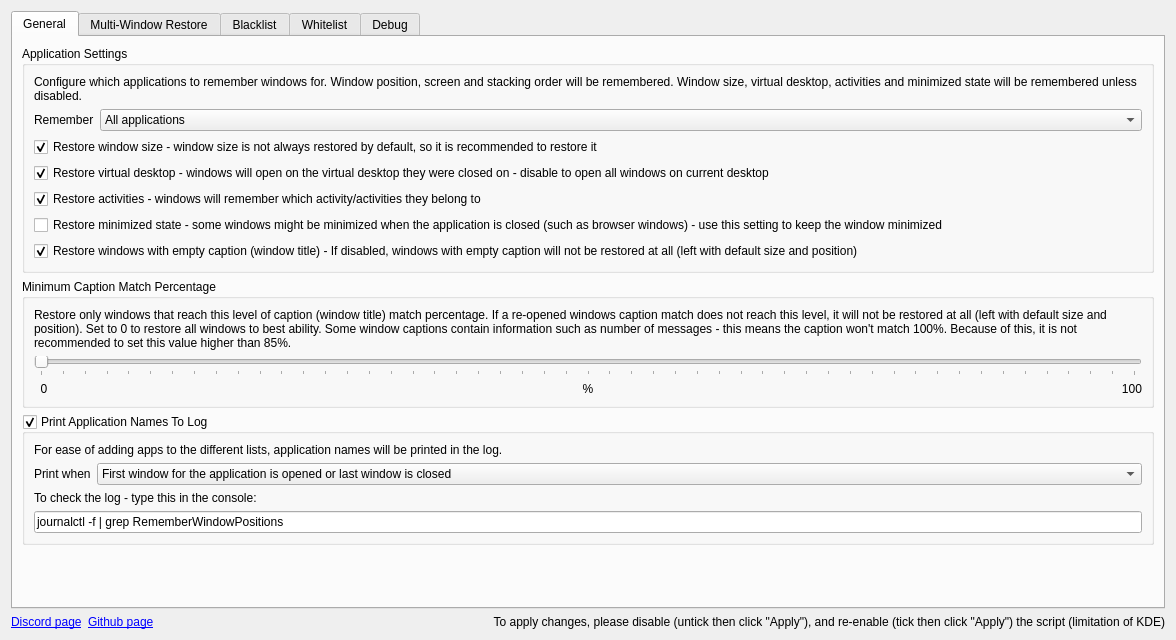
The window that src/contents/ui/config.ui (rxappdev/RememberWindowPositions) describes before a commit, drawn with Qt 5.
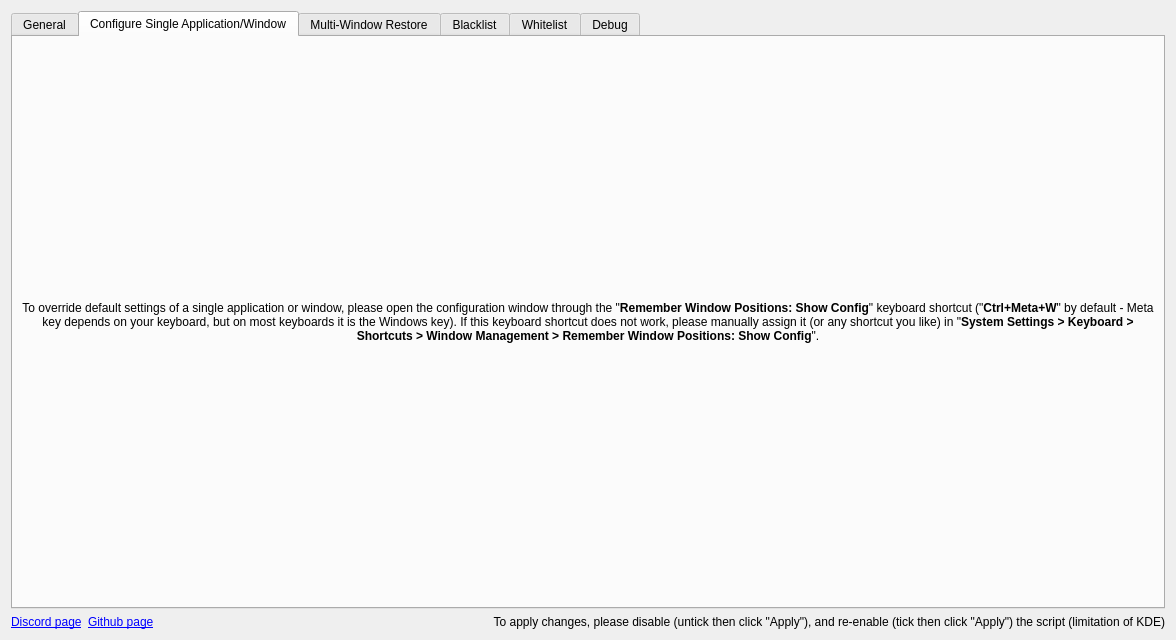
The same window after the commit. The open tabs and pages were chosen to show the change. Icons and pictures are not drawn.

Commit message:
Added single app/window configuration override
* Applications or windows can now be configured one by one.
* Some minor bug fixes and tweaks

What changed in the file:
```diff
--- a/src/contents/ui/config.ui
+++ b/src/contents/ui/config.ui
@@ -302,6 +302,35 @@
       <zorder>groupBox_minimumCaptionMatch</zorder>
       <zorder>kcfg_printApplicationNameToLog</zorder>
      </widget>
+     <widget class="QWidget" name="tab">
+      <attribute name="icon">
+       <iconset theme="emblem-important"/>
+      </attribute>
+      <attribute name="title">
+       <string>Configure Single Application/Window</string>
+      </attribute>
+      <layout class="QVBoxLayout" name="verticalLayout_6">
+       <item>
+        <widget class="QLabel" name="label_perAppInformation">
+         <property name="sizePolicy">
+          <sizepolicy hsizetype="Preferred" vsizetype="Preferred">
+           <horstretch>0</horstretch>
+           <verstretch>0</verstretch>
+          </sizepolicy>
+         </property>
+         <property name="text">
+          <string>To override default settings of a single application or window, please open the configuration window through the &quot;&lt;b&gt;Remember Window Positions: Show Config&lt;/b&gt;&quot; keyboard shortcut (&quot;&lt;b&gt;Ctrl+Meta+W&lt;/b&gt;&quot; by default - Meta key depends on your keyboard, but on most keyboards it is the Windows key). If this keyboard shortcut does not work, please manually assign it (or any shortcut you like) in &quot;&lt;b&gt;System Settings &gt; Keyboard &gt; Shortcuts &gt; Window Management &gt; Remember Window Positions: Show Config&lt;/b&gt;&quot;.</string>
+         </property>
+         <property name="alignment">
+          <set>Qt::AlignmentFlag::AlignCenter</set>
+         </property>
+         <property name="wordWrap">
+          <bool>true</bool>
+         </property>
+        </widget>
+       </item>
+      </layout>
+     </widget>
      <widget class="QWidget" name="tab_mulltiWindowRestore">
       <attribute name="icon">
        <iconset theme="preferences-desktop"/>
```
The commit also changes 4 other files.
